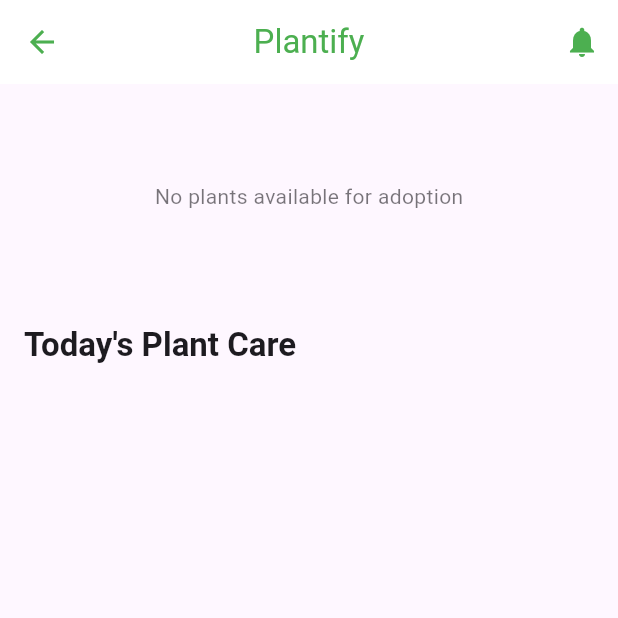
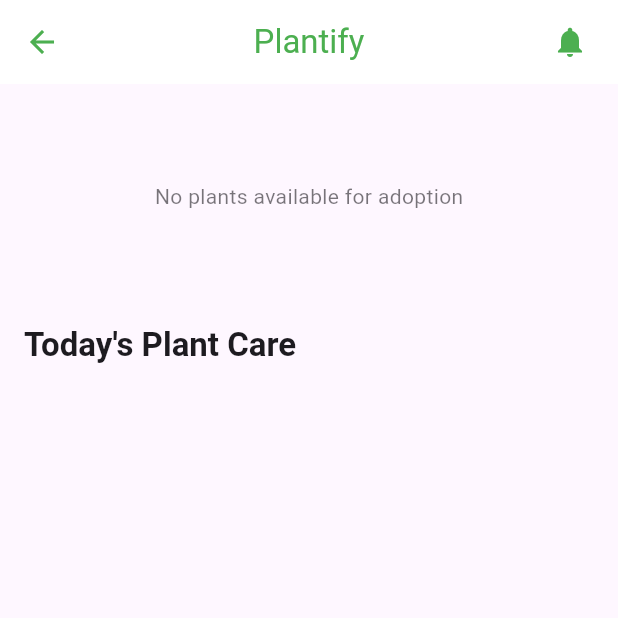
Before and after one commit to escape2005/Plant-Care-App, a Flutter app: the BottomNavScreen screen opened by its route, on a phone screen of 412 x 824 dp, the top half of it. Run offline on Flutter 3.47's test engine with Material 3 defaults, Android fonts, the phone set to English and light mode, and no system bars; our stand-ins replace flutter_local_notifications, flutter_markdown, image_picker, share_plus, shared_preferences, supabase_flutter and 2 more; missing offline and left inert: any_link_preview; accounts and stored records are empty; generated files the repository leaves out were written again.

Commit message:
Update bottom_nav.dart

```diff
--- a/plant_care_app/lib/pages/bottom_nav.dart
+++ b/plant_care_app/lib/pages/bottom_nav.dart
@@ -98,7 +98,9 @@ class _BottomNavScreenState extends State<BottomNavScreen> {
         centerTitle: true,
         iconTheme: const IconThemeData(color: Colors.green),
         actions: [
-          Stack(
+          Padding(
+            padding: const EdgeInsets.only(right: 8.0), // Reduced right padding to shift left
+            child: Stack(
               children: [
                 IconButton(
                   icon: const Icon(Icons.notifications),
@@ -142,6 +144,7 @@ class _BottomNavScreenState extends State<BottomNavScreen> {
                   ),
               ],
             ),
+          ),
         ],
       ),
       body: IndexedStack(index: _selectedIndex, children: _pages),
```
Lines whose indentation alone changed are shown as unchanged.
